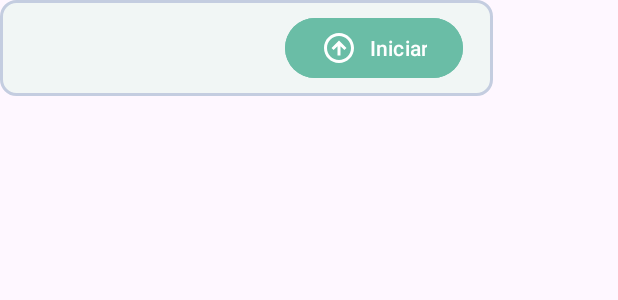
After one commit to laxelott/proyecto-chuchu-tt, an Android app: the layout custom_infowindow.xml on its own in the app's theme, with its tools: preview values and no code run, on a phone screen of 412 x 824 dp. The commit adds this screen. Shown: the top 300 px of the screen. Run offline under Robolectric (Android 15) with nearby library versions, the phone set to English and light mode, and no system bars.

Commit message:
App pasajeros falta inicar el recorrido, mostrar tiempos de llegada y la ruta

```diff
--- a/Apps/Mapa/app/src/main/java/com/example/mapa/MapaActivity.kt
+++ b/Apps/Mapa/app/src/main/java/com/example/mapa/MapaActivity.kt
@@ -54,7 +54,7 @@ class MapaActivity : AppCompatActivity(), OnMapReadyCallback {
     private lateinit var fusedLocationProviderClient: FusedLocationProviderClient
     private lateinit var lastLocation: Location
 
-    private var busStops: ArrayList<TransportInformationActivity.BusStop>? = null
+    private var busStops = ArrayList<BusStop>()
 
 
     override fun onCreate(savedInstanceState: Bundle?) {
@@ -72,7 +72,7 @@ class MapaActivity : AppCompatActivity(), OnMapReadyCallback {
         /**
          * Getting all the bus stations of the line selected
          */
-        busStops = intent.getSerializableExtra("busStops") as ArrayList<TransportInformationActivity.BusStop>?
+        busStops = intent.getSerializableExtra("busStops") as ArrayList<BusStop>
         btnLocation = findViewById(R.id.location_button)
 
 
--- a/Apps/Mapa/app/src/main/java/com/example/mapa/TransportInformationActivity.kt
+++ b/Apps/Mapa/app/src/main/java/com/example/mapa/TransportInformationActivity.kt
@@ -19,10 +19,6 @@ class TransportInformationActivity : AppCompatActivity() {
     //Variable of start button
     private lateinit var btnStart: Button
 
-    //Object with the info of the busStop
-    data class BusStop(val id: Int, val name: String, val latitude: Double, val longitude: Double) : Serializable
-    //Object with all the line info
-    data class TransportInfo(val name: String, val description: String, val color: Long, val busStops: List<BusStop>)
     //Array of objects with all the station lines info
     private lateinit var myTransportInfo: TransportInfo
 
--- /dev/null
+++ b/Apps/Pasajero/app/src/main/res/drawable/start.xml
@@ -0,0 +1,13 @@
+<vector xmlns:android="http://schemas.android.com/apk/res/android"
+    android:width="24dp"
+    android:height="24dp"
+    android:viewportWidth="24"
+    android:viewportHeight="24">
+  <path
+      android:pathData="M13,10.83V17H11V10.83L8.41,13.41L7,12L12,7L17,12L15.59,13.41L13,10.83Z"
+      android:fillColor="@color/white"/>
+  <path
+      android:pathData="M12,22C6.477,22 2,17.523 2,12C2,6.477 6.477,2 12,2C17.523,2 22,6.477 22,12C22,17.523 17.523,22 12,22ZM12,20C7.582,20 4,16.418 4,12C4,7.582 7.582,4 12,4C16.418,4 20,7.582 20,12C20,16.418 16.418,20 12,20Z"
+      android:fillColor="@color/white"
+      android:fillType="evenOdd"/>
+</vector>
--- /dev/null
+++ b/Apps/Pasajero/app/src/main/res/layout/custom_infowindow.xml
@@ -0,0 +1,30 @@
+<?xml version="1.0" encoding="utf-8"?>
+<LinearLayout xmlns:android="http://schemas.android.com/apk/res/android"
+    xmlns:app="http://schemas.android.com/apk/res-auto"
+    android:layout_width="wrap_content"
+    android:layout_height="wrap_content"
+    android:orientation="horizontal"
+    android:gravity="center"
+    android:background="@drawable/shape"
+    android:paddingVertical="8dp"
+    android:paddingHorizontal="20dp">
+
+    <TextView
+        android:id="@+id/tv_title"
+        android:layout_width="150dp"
+        android:layout_height="wrap_content"
+        android:fontFamily="@font/poppins_semibold"
+        android:maxLines="3"
+        android:layout_marginEnd="20dp"
+        android:textSize="16sp"/>
+
+    <Button
+        android:id="@+id/tv_button"
+        android:layout_width="wrap_content"
+        android:layout_height="wrap_content"
+        android:drawableLeft="@drawable/start"
+        android:text="Iniciar"
+        android:backgroundTint="@color/principalGreen"
+        android:textSize="14sp" />
+
+</LinearLayout>
--- a/Apps/Pasajero/app/src/main/res/values/colors.xml
+++ b/Apps/Pasajero/app/src/main/res/values/colors.xml
@@ -3,5 +3,6 @@
     <color name="black">#FF000000</color>
     <color name="white">#FFFFFFFF</color>
     <color name="search">#607670</color>
+    <color name="principalGreen">#6ABDA6</color>
     <color name="buscadorBackground">#F1F6F5</color>
 </resources>
```
Also changed, not shown: Apps/Mapa/app/src/main/java/com/example/mapa/BusStop.kt (added, +10 -0 lines), Apps/Mapa/app/src/main/java/com/example/mapa/TransportInfo.kt (added, +8 -0 lines), Apps/Mapa/app/src/main/res/layout/activity_mapa_transporte.xml (+0 -46 lines), Apps/Pasajero/app/src/main/java/com/example/pasajero/MapsActivity.kt (+34 -5 lines).
